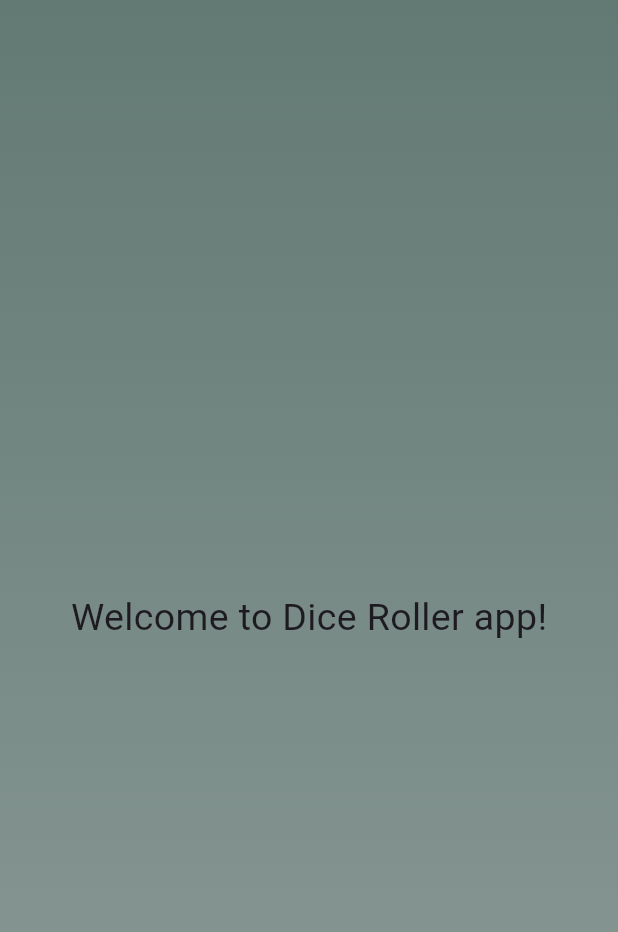
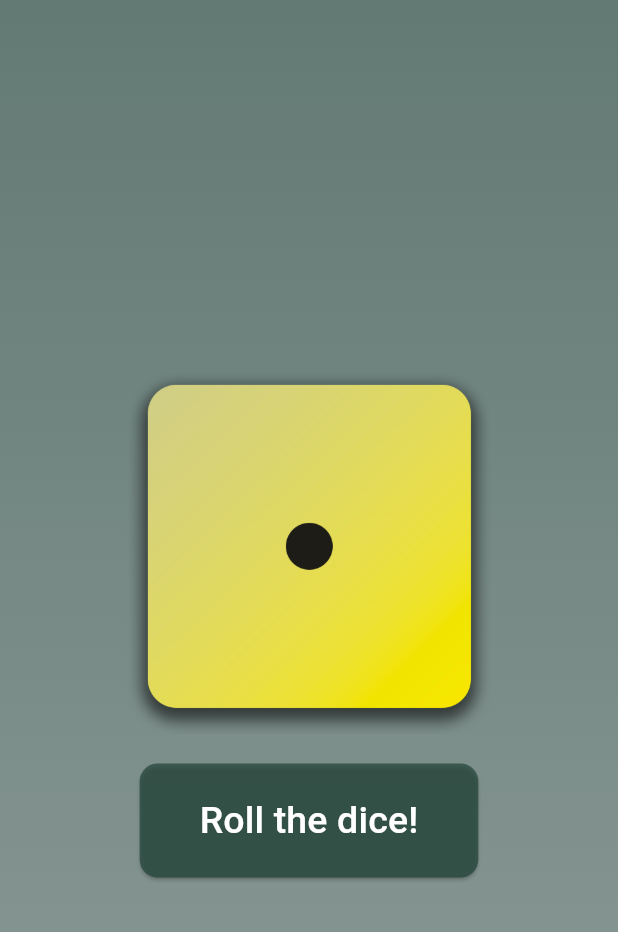
Before and after one commit to zhiharkaVal/flutter_practice, a Flutter app: the screen it shows after launch, on a phone screen of 412 x 824 dp. Shown: the top 932 px of the screen. Run offline on Flutter 3.47's test engine with Material 3 defaults, Android fonts, the light colour scheme and no system bars.

Commit message:
Added dice roller and dice images

```diff
--- /dev/null
+++ b/roll_dice_app/lib/dice_roller.dart
@@ -0,0 +1,51 @@
+import 'package:flutter/material.dart';
+import 'package:roll_dice_app/styled_text.dart';
+import 'dart:math';
+
+final randomizer = Random();
+
+class DiceRoller extends StatefulWidget {
+  const DiceRoller({super.key});
+
+  @override
+  State<DiceRoller> createState() {
+    return _DiceRollerState();
+  }
+}
+
+class _DiceRollerState extends State<DiceRoller> {
+  var currentDiceRoll = 1;
+
+  void rollDice() {
+    setState(() {
+      currentDiceRoll = 1 + randomizer.nextInt(6);
+    });
+  }
+
+  @override
+  Widget build(context) {
+    return Column(
+        mainAxisSize: MainAxisSize.min,
+        children: [
+          Image.asset(
+            "assets/images/dice-$currentDiceRoll.png",
+            width: 250
+          ),
+          // "Alternative" to margins
+          const SizedBox(height: 20),
+          ElevatedButton(
+            onPressed: rollDice,
+            style: ElevatedButton.styleFrom(
+              backgroundColor: Color.fromARGB(180, 34, 69, 57),
+              foregroundColor: Colors.white,
+              padding: const EdgeInsets.fromLTRB(40, 20, 40, 20),
+              shape: RoundedRectangleBorder(
+                borderRadius: BorderRadius.circular(12),
+              ),
+            ),
+            child: StyledText("Roll the dice!")
+          )
+        ]
+    );
+  }
+}
--- a/roll_dice_app/lib/gradient_container.dart
+++ b/roll_dice_app/lib/gradient_container.dart
@@ -1,25 +1,27 @@
 import 'package:flutter/material.dart';
-import 'package:roll_dice_app/styled_text.dart';
+import 'dice_roller.dart';
 
 class GradientContainer extends StatelessWidget {
+  final Color gradientStartColor;
+  final Color gradientEndColor;
   // This is a constructor function
-  const GradientContainer({super.key});
+  const GradientContainer(this.gradientStartColor, this.gradientEndColor, {super.key});
 
   @override
   Widget build(context) {
     return Container(
-      decoration: const BoxDecoration(
+      decoration: BoxDecoration(
         gradient: LinearGradient(
           colors: [
-            Color.fromARGB(180, 34, 69, 57),
-            Color.fromARGB(130, 34, 69, 57),
+            gradientStartColor,
+            gradientEndColor
           ],
           begin: Alignment.topLeft,
           end: Alignment.bottomLeft,
         ),
       ),
-      child: const Center(
-        child: StyledText(),
+      child: Center(
+        child: DiceRoller()
       ),
     );
   }
--- a/roll_dice_app/lib/main.dart
+++ b/roll_dice_app/lib/main.dart
@@ -5,7 +5,10 @@ void main() {
   runApp(
     const MaterialApp(
       home: Scaffold(
-        body: GradientContainer(),
+        body: GradientContainer(
+          Color.fromARGB(180, 34, 69, 57),
+          Color.fromARGB(130, 34, 69, 57)
+        ),
       ),
     ),
   );
--- a/roll_dice_app/lib/styled_text.dart
+++ b/roll_dice_app/lib/styled_text.dart
@@ -1,13 +1,14 @@
 import 'package:flutter/material.dart';
 
 class StyledText extends StatelessWidget {
-  const StyledText({super.key});
+  final String text;
+  const StyledText(this.text, {super.key});
 
   @override
   Widget build(context) {
-    return const Text(
-      'Welcome to Dice Roller app!',
-      style: TextStyle(fontSize: 25),
+    return Text(
+      text,
+      style: const TextStyle(fontSize: 25),
     );
   }
 }
--- a/roll_dice_app/pubspec.yaml
+++ b/roll_dice_app/pubspec.yaml
@@ -58,9 +58,8 @@ flutter:
   uses-material-design: true
 
   # To add assets to your application, add an assets section, like this:
-  # assets:
-  #   - images/a_dot_burr.jpeg
-  #   - images/a_dot_ham.jpeg
+  assets:
+    - assets/images/
 
   # An image asset can refer to one or more resolution-specific "variants", see
   # https://flutter.dev/to/resolution-aware-images
```
Also changed, not shown: roll_dice_app/assets/images/dice-1.png (added), roll_dice_app/assets/images/dice-2.png (added), roll_dice_app/assets/images/dice-3.png (added), roll_dice_app/assets/images/dice-4.png (added), roll_dice_app/assets/images/dice-5.png (added), roll_dice_app/assets/images/dice-6.png (added), 1 other file.
